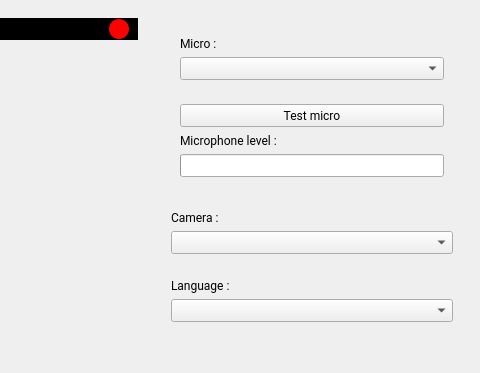
Yoan-Lespessailles/acquisition_donnees, file ui/main_pyside.ui: the form before one commit; both pictures show x 340 to 820 and y 0 to 373 of the 820 by 595 pixel window.
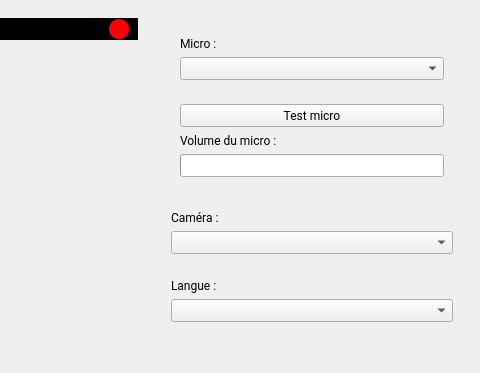
The form after the commit.

The edit to the form file:
```diff
--- a/ui/main_pyside.ui
+++ b/ui/main_pyside.ui
@@ -210,7 +210,7 @@
                 </font>
                </property>
                <property name="text">
-                <string>Microphone level :</string>
+                <string>Volume du micro :</string>
                </property>
               </widget>
              </item>
@@ -252,7 +252,7 @@
              </font>
             </property>
             <property name="text">
-             <string>Camera :</string>
+             <string>Caméra :</string>
             </property>
             <property name="buddy">
              <cstring>select_camera</cstring>
@@ -291,7 +291,7 @@
              </font>
             </property>
             <property name="text">
-             <string>Language :</string>
+             <string>Langue :</string>
             </property>
             <property name="buddy">
              <cstring>select_camera</cstring>
```
